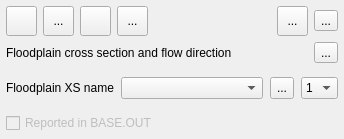
Old version of the form flo2d/ui/fpxsec_editor.ui in the repository FLO-2DSoftware/qgis-flo-2d-plugin.
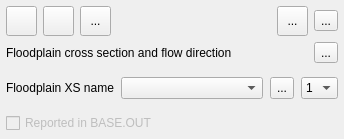
New version of the form. Icons and pictures are not drawn.

The edit to the form file:
```diff
--- a/flo2d/ui/fpxsec_editor.ui
+++ b/flo2d/ui/fpxsec_editor.ui
@@ -69,38 +69,6 @@
        </property>
       </widget>
      </item>
-     <item>
-      <widget class="QToolButton" name="save_changes_btn">
-       <property name="minimumSize">
-        <size>
-         <width>31</width>
-         <height>30</height>
-        </size>
-       </property>
-       <property name="maximumSize">
-        <size>
-         <width>31</width>
-         <height>30</height>
-        </size>
-       </property>
-       <property name="toolTip">
-        <string>Save added floodplain cross-section</string>
-       </property>
-       <property name="text">
-        <string>...</string>
-       </property>
-       <property name="icon">
-        <iconset>
-         <normaloff>../img/mActionSaveAllEdits.svg</normaloff>../img/mActionSaveAllEdits.svg</iconset>
-       </property>
-       <property name="iconSize">
-        <size>
-         <width>24</width>
-         <height>24</height>
-        </size>
-       </property>
-      </widget>
-     </item>
      <item>
       <widget class="QToolButton" name="revert_changes_btn">
        <property name="minimumSize">
```
